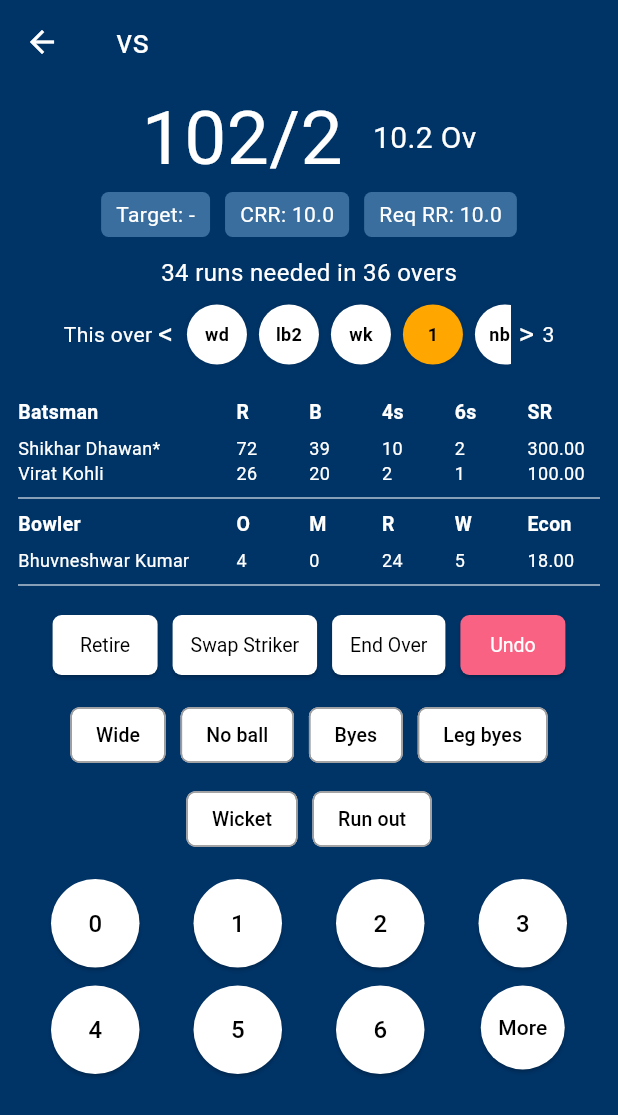
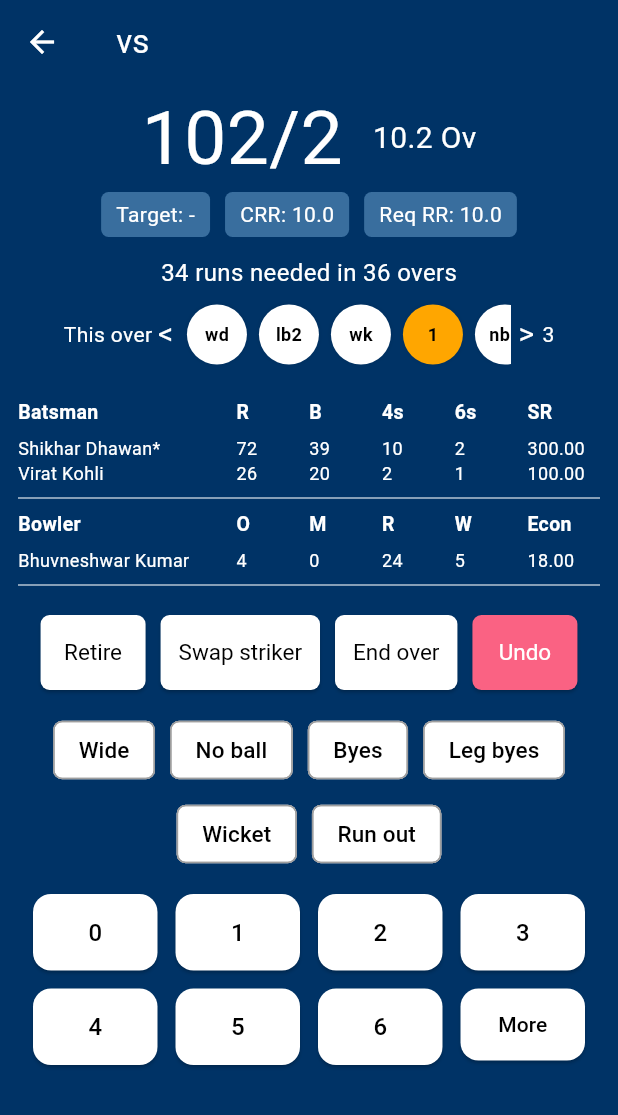
Before and after one commit to Padmakumar18/Cricket-Scoreboard, a Flutter app: the screen it shows after launch, on a phone screen of 412 x 824 dp. Shown: the top 1115 px of the screen. Run offline on Flutter 3.47's test engine with Material 3 defaults, Android fonts, the phone set to English and light mode, and no system bars.

Commit message:
Code updated

```diff
--- a/Frontend/lib/screens/ScoreBoardpage.dart
+++ b/Frontend/lib/screens/ScoreBoardpage.dart
@@ -126,8 +126,8 @@ class _ScoreBoardPageState extends State<ScoreBoardPage> {
               runSpacing: 8,
               children: [
                 customButton("Retire", () {}),
-                customButton("Swap Striker", () {}),
-                customButton("End Over", () {}),
+                customButton("Swap striker", () {}),
+                customButton("End over", () {}),
                 customButton(
                   "Undo",
                   () {},
@@ -164,8 +164,10 @@ class _ScoreBoardPageState extends State<ScoreBoardPage> {
                           style: ElevatedButton.styleFrom(
                             backgroundColor: Colors.white,
                             foregroundColor: Colors.black,
-                            shape: const CircleBorder(),
-                            padding: const EdgeInsets.all(18),
+                            padding: const EdgeInsets.symmetric(vertical: 14),
+                            shape: RoundedRectangleBorder(
+                              borderRadius: BorderRadius.circular(12),
+                            ),
                           ),
                           child: Text(
                             run,
@@ -216,8 +218,10 @@ class _ScoreBoardPageState extends State<ScoreBoardPage> {
                         style: ElevatedButton.styleFrom(
                           backgroundColor: Colors.white,
                           foregroundColor: Colors.black,
-                          shape: const CircleBorder(),
-                          padding: const EdgeInsets.all(18),
+                          padding: const EdgeInsets.symmetric(vertical: 14),
+                          shape: RoundedRectangleBorder(
+                            borderRadius: BorderRadius.circular(12),
+                          ),
                         ),
                         child: const Text(
                           "More",
@@ -242,14 +246,14 @@ class _ScoreBoardPageState extends State<ScoreBoardPage> {
     Color textColor = Colors.black,
   }) {
     return SizedBox(
-      height: 40,
+      height: 50,
       child: ElevatedButton(
         onPressed: onPressed,
         style: ElevatedButton.styleFrom(
           backgroundColor: color,
           minimumSize: const Size(70, 40),
           padding: const EdgeInsets.symmetric(horizontal: 12),
-          textStyle: const TextStyle(fontSize: 13),
+          textStyle: const TextStyle(fontSize: 15),
           shape: RoundedRectangleBorder(borderRadius: BorderRadius.circular(6)),
         ),
         child: Text(label, style: TextStyle(color: textColor)),
@@ -384,7 +388,7 @@ class _EventRadioButtonGroupState extends State<EventRadioButtonGroup> {
               selectedColor: Colors.green,
               labelStyle: TextStyle(
                 color: selectedExtras == event ? Colors.white : Colors.black,
-                fontSize: 13,
+                fontSize: 15,
               ),
               backgroundColor: Colors.white,
               shape: RoundedRectangleBorder(
@@ -415,7 +419,7 @@ class _EventRadioButtonGroupState extends State<EventRadioButtonGroup> {
               selectedColor: Colors.red,
               labelStyle: TextStyle(
                 color: selectedWicket == event ? Colors.white : Colors.black,
-                fontSize: 13,
+                fontSize: 15,
               ),
               backgroundColor: Colors.white,
               shape: RoundedRectangleBorder(
```
